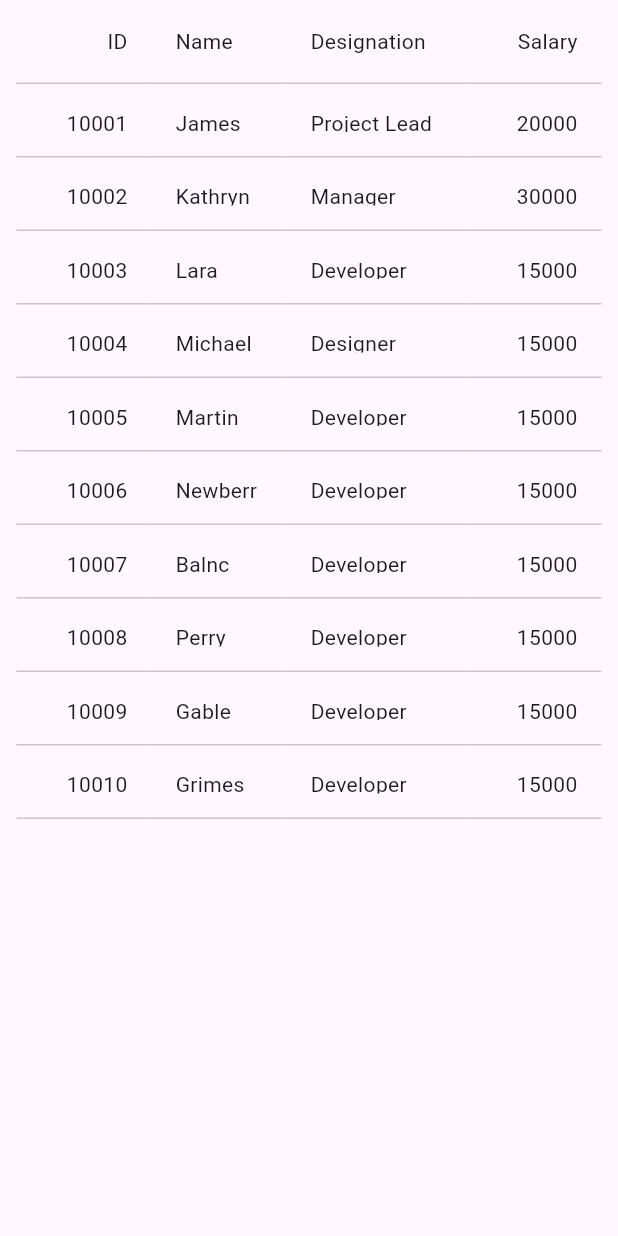
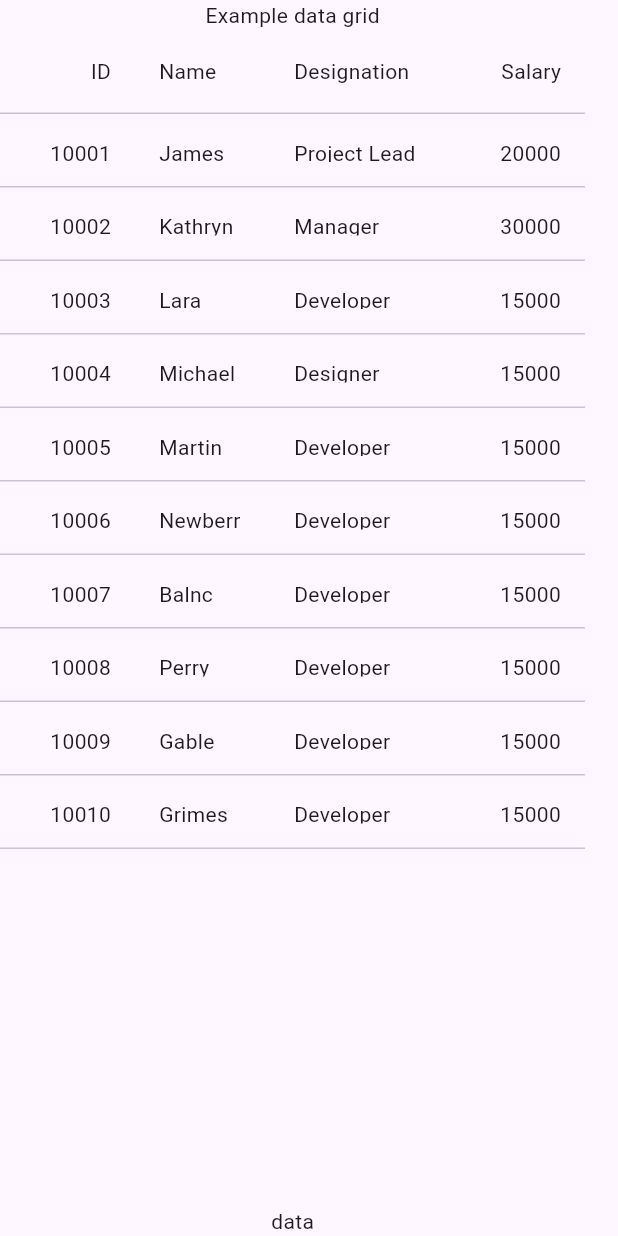
Before and after one commit to Edu-Sam/chartApplication, a Flutter app: the DataTableView screen opened by its route, on a phone screen of 412 x 824 dp. Run offline on Flutter 3.47's test engine with Material 3 defaults, Android fonts, the phone set to English and light mode, and no system bars; drawn by our look-alikes of syncfusion_flutter_datagrid; our stand-ins replace stacked, stacked_services, stacked_shared.

Commit message:
fix package version issues

```diff
--- a/lib/ui/views/data_table/data_table_view.dart
+++ b/lib/ui/views/data_table/data_table_view.dart
@@ -3,30 +3,6 @@ import 'package:stacked/stacked.dart';
 import 'package:syncfusion_flutter_datagrid/datagrid.dart';
 
 import 'data_table_viewmodel.dart';
-
-// class DataTableView extends StackedView<DataTableViewModel> {
-//   const DataTableView({Key? key}) : super(key: key);
-
-//   @override
-//   Widget builder(
-//     BuildContext context,
-//     DataTableViewModel viewModel,
-//     Widget? child,
-//   ) {
-//     return Scaffold(
-//       backgroundColor: Theme.of(context).colorScheme.background,
-//       body: Container(
-//         padding: const EdgeInsets.only(left: 25.0, right: 25.0),
-//       ),
-//     );
-//   }
-
-//   @override
-//   DataTableViewModel viewModelBuilder(
-//     BuildContext context,
-//   ) =>
-//       DataTableViewModel();
-// }
 
 class DataTableView extends StatelessWidget {
   const DataTableView({super.key});
@@ -40,8 +16,11 @@ class DataTableView extends StatelessWidget {
         },
         builder: (context, model, child) {
           return Scaffold(
-            body: Center(
-              child: Expanded(
+            body: SafeArea(
+              child: Column(
+                children: [
+                  Text('Example data grid'),
+                  Expanded(
                     child: SfDataGrid(
                       source: model.employeeDataSource,
                       columns: [
@@ -83,6 +62,9 @@ class DataTableView extends StatelessWidget {
                       ],
                     ),
                   ),
+                  Text('data')
+                ],
+              ),
             ),
           );
         });
--- a/pubspec.yaml
+++ b/pubspec.yaml
@@ -11,8 +11,8 @@ dependencies:
     sdk: flutter
   stacked: ^3.4.0
   stacked_services: ^1.1.0
-  syncfusion_flutter_charts: ^24.2.4+1
-  syncfusion_flutter_datagrid: ^24.2.4
+  syncfusion_flutter_charts: ^22.2.12
+  syncfusion_flutter_datagrid: ^22.2.12
 
 
 dev_dependencies:
```
Also changed, not shown: pubspec.lock. Lines whose indentation alone changed are shown as unchanged.
